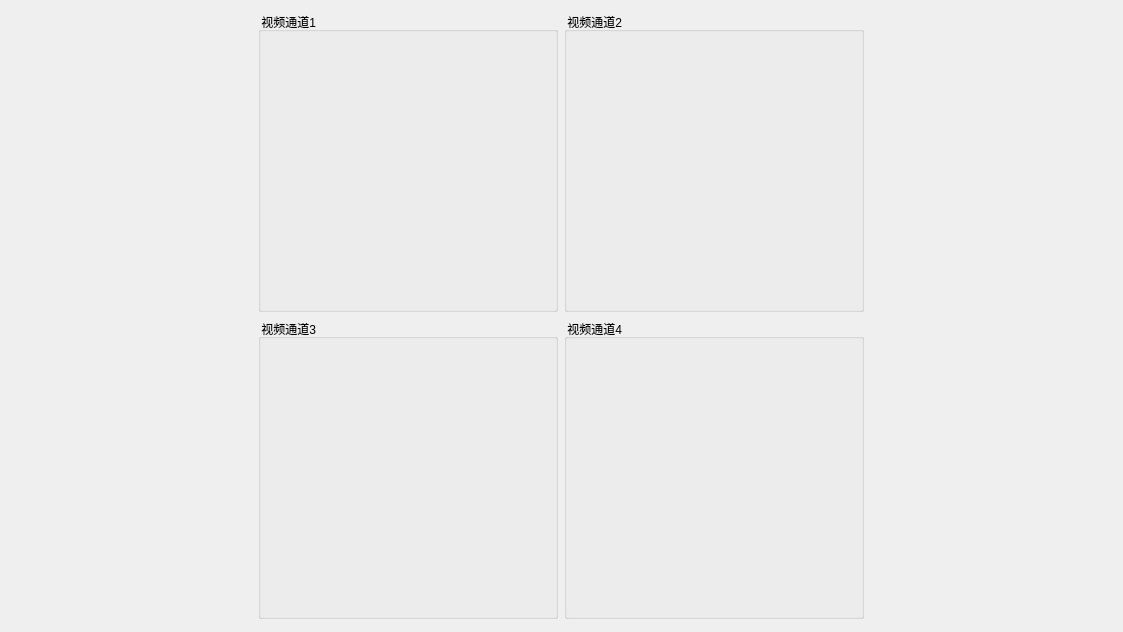
Above: UI-Demo/Demo/csubsystemwindow.ui from xiechongzhu/RadiationSystem before the change. Below: the same form after it.
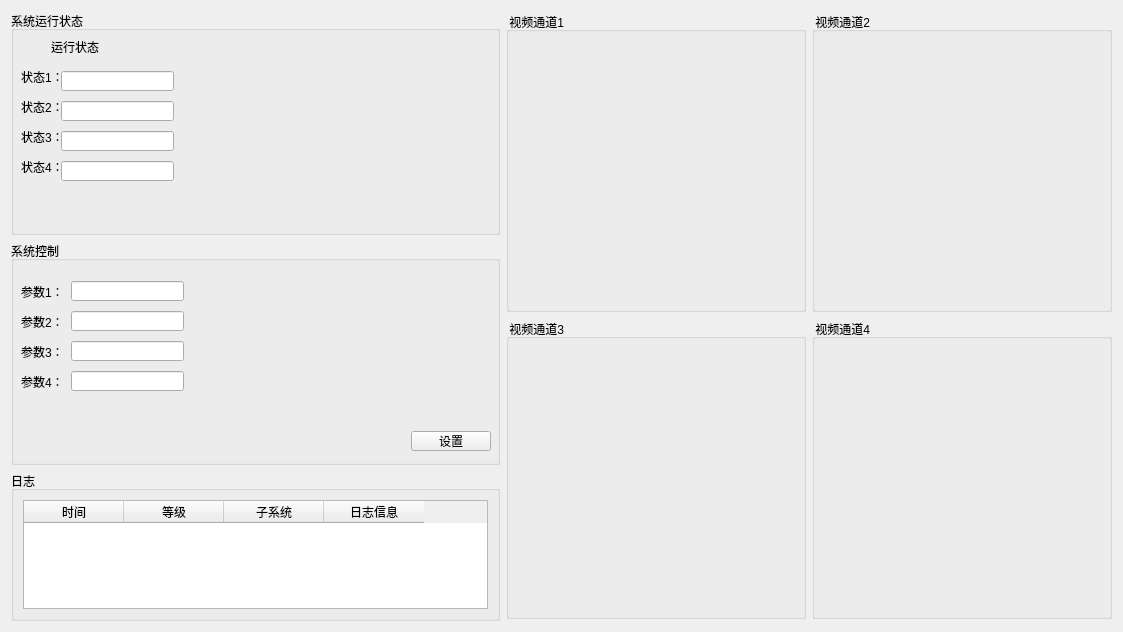
That is the form after the change. Icons and pictures are not drawn.

The edit to the form file:
```diff
--- a/UI-Demo/Demo/csubsystemwindow.ui
+++ b/UI-Demo/Demo/csubsystemwindow.ui
@@ -17,7 +17,306 @@
    <item>
     <layout class="QHBoxLayout" name="horizontalLayout">
      <item>
-      <layout class="QVBoxLayout" name="verticalLayout"/>
+      <layout class="QVBoxLayout" name="verticalLayout">
+       <item>
+        <widget class="QGroupBox" name="groupBox_5">
+         <property name="title">
+          <string>系统运行状态</string>
+         </property>
+         <widget class="QLabel" name="label_25">
+          <property name="geometry">
+           <rect>
+            <x>40</x>
+            <y>30</y>
+            <width>54</width>
+            <height>12</height>
+           </rect>
+          </property>
+          <property name="text">
+           <string>运行状态</string>
+          </property>
+         </widget>
+         <widget class="QLabel" name="label_26">
+          <property name="geometry">
+           <rect>
+            <x>10</x>
+            <y>20</y>
+            <width>26</width>
+            <height>35</height>
+           </rect>
+          </property>
+          <property name="text">
+           <string/>
+          </property>
+          <property name="pixmap">
+           <pixmap resource="resource.qrc">:/resource/green.png</pixmap>
+          </property>
+          <property name="alignment">
+           <set>Qt::AlignCenter</set>
+          </property>
+         </widget>
+         <widget class="QLabel" name="label_5">
+          <property name="geometry">
+           <rect>
+            <x>10</x>
+            <y>60</y>
+            <width>54</width>
+            <height>12</height>
+           </rect>
+          </property>
+          <property name="text">
+           <string>状态1：</string>
+          </property>
+         </widget>
+         <widget class="QLineEdit" name="lineEdit">
+          <property name="geometry">
+           <rect>
+            <x>50</x>
+            <y>60</y>
+            <width>113</width>
+            <height>20</height>
+           </rect>
+          </property>
+         </widget>
+         <widget class="QLineEdit" name="lineEdit_2">
+          <property name="geometry">
+           <rect>
+            <x>50</x>
+            <y>90</y>
+            <width>113</width>
+            <height>20</height>
+           </rect>
+          </property>
+         </widget>
+         <widget class="QLabel" name="label_6">
+          <property name="geometry">
+           <rect>
+            <x>10</x>
+            <y>90</y>
+            <width>54</width>
+            <height>12</height>
+           </rect>
+          </property>
+          <property name="text">
+           <string>状态2：</string>
+          </property>
+         </widget>
+         <widget class="QLineEdit" name="lineEdit_3">
+          <property name="geometry">
+           <rect>
+            <x>50</x>
+            <y>120</y>
+            <width>113</width>
+            <height>20</height>
+           </rect>
+          </property>
+         </widget>
+         <widget class="QLabel" name="label_7">
+          <property name="geometry">
+           <rect>
+            <x>10</x>
+            <y>120</y>
+            <width>54</width>
+            <height>12</height>
+           </rect>
+          </property>
+          <property name="text">
+           <string>状态3：</string>
+          </property>
+         </widget>
+         <widget class="QLineEdit" name="lineEdit_4">
+          <property name="geometry">
+           <rect>
+            <x>50</x>
+            <y>150</y>
+            <width>113</width>
+            <height>20</height>
+           </rect>
+          </property>
+         </widget>
+         <widget class="QLabel" name="label_8">
+          <property name="geometry">
+           <rect>
+            <x>10</x>
+            <y>150</y>
+            <width>54</width>
+            <height>12</height>
+           </rect>
+          </property>
+          <property name="text">
+           <string>状态4：</string>
+          </property>
+         </widget>
+        </widget>
+       </item>
+       <item>
+        <widget class="QGroupBox" name="groupBox_6">
+         <property name="title">
+          <string>系统控制</string>
+         </property>
+         <widget class="QLabel" name="label_9">
+          <property name="geometry">
+           <rect>
+            <x>10</x>
+            <y>45</y>
+            <width>54</width>
+            <height>12</height>
+           </rect>
+          </property>
+          <property name="text">
+           <string>参数1：</string>
+          </property>
+         </widget>
+         <widget class="QLineEdit" name="lineEdit_5">
+          <property name="geometry">
+           <rect>
+            <x>60</x>
+            <y>40</y>
+            <width>113</width>
+            <height>20</height>
+           </rect>
+          </property>
+          <property name="text">
+           <string/>
+          </property>
+         </widget>
+         <widget class="QLabel" name="label_10">
+          <property name="geometry">
+           <rect>
+            <x>10</x>
+            <y>75</y>
+            <width>54</width>
+            <height>12</height>
+           </rect>
+          </property>
+          <property name="text">
+           <string>参数2：</string>
+          </property>
+         </widget>
+         <widget class="QLineEdit" name="lineEdit_6">
+          <property name="geometry">
+           <rect>
+            <x>60</x>
+            <y>70</y>
+            <width>113</width>
+            <height>20</height>
+           </rect>
+          </property>
+          <property name="text">
+           <string/>
+          </property>
+         </widget>
+         <widget class="QLabel" name="label_11">
+          <property name="geometry">
+           <rect>
+            <x>10</x>
+            <y>105</y>
+            <width>54</width>
+            <height>12</height>
+           </rect>
+          </property>
+          <property name="text">
+           <string>参数3：</string>
+          </property>
+         </widget>
+         <widget class="QLabel" name="label_12">
+          <property name="geometry">
+           <rect>
+            <x>10</x>
+            <y>135</y>
+            <width>54</width>
+            <height>12</height>
+           </rect>
+          </property>
+          <property name="text">
+           <string>参数4：</string>
+          </property>
+         </widget>
+         <widget class="QLineEdit" name="lineEdit_7">
+          <property name="geometry">
+           <rect>
+            <x>60</x>
+            <y>100</y>
+            <width>113</width>
+            <height>20</height>
+           </rect>
+          </property>
+          <property name="text">
+           <string/>
+          </property>
+         </widget>
+         <widget class="QLineEdit" name="lineEdit_8">
+          <property name="geometry">
+           <rect>
+            <x>60</x>
+            <y>130</y>
+            <width>113</width>
+            <height>20</height>
+           </rect>
+          </property>
+          <property name="text">
+           <string/>
+          </property>
+         </widget>
+         <widget class="QPushButton" name="pushButton">
+          <property name="geometry">
+           <rect>
+            <x>400</x>
+            <y>190</y>
+            <width>80</width>
+            <height>20</height>
+           </rect>
+          </property>
+          <property name="text">
+           <string>设置</string>
+          </property>
+         </widget>
+        </widget>
+       </item>
+       <item>
+        <widget class="QGroupBox" name="groupBox_7">
+         <property name="maximumSize">
+          <size>
+           <width>16777215</width>
+           <height>150</height>
+          </size>
+         </property>
+         <property name="title">
+          <string>日志</string>
+         </property>
+         <layout class="QVBoxLayout" name="verticalLayout_7">
+          <item>
+           <layout class="QVBoxLayout" name="verticalLayout_6">
+            <item>
+             <widget class="QTableWidget" name="tableWidget">
+              <column>
+               <property name="text">
+                <string>时间</string>
+               </property>
+              </column>
+              <column>
+               <property name="text">
+                <string>等级</string>
+               </property>
+              </column>
+              <column>
+               <property name="text">
+                <string>子系统</string>
+               </property>
+              </column>
+              <column>
+               <property name="text">
+                <string>日志信息</string>
+               </property>
+              </column>
+             </widget>
+            </item>
+           </layout>
+          </item>
+         </layout>
+        </widget>
+       </item>
+      </layout>
      </item>
      <item>
       <layout class="QGridLayout" name="gridLayout">
```
